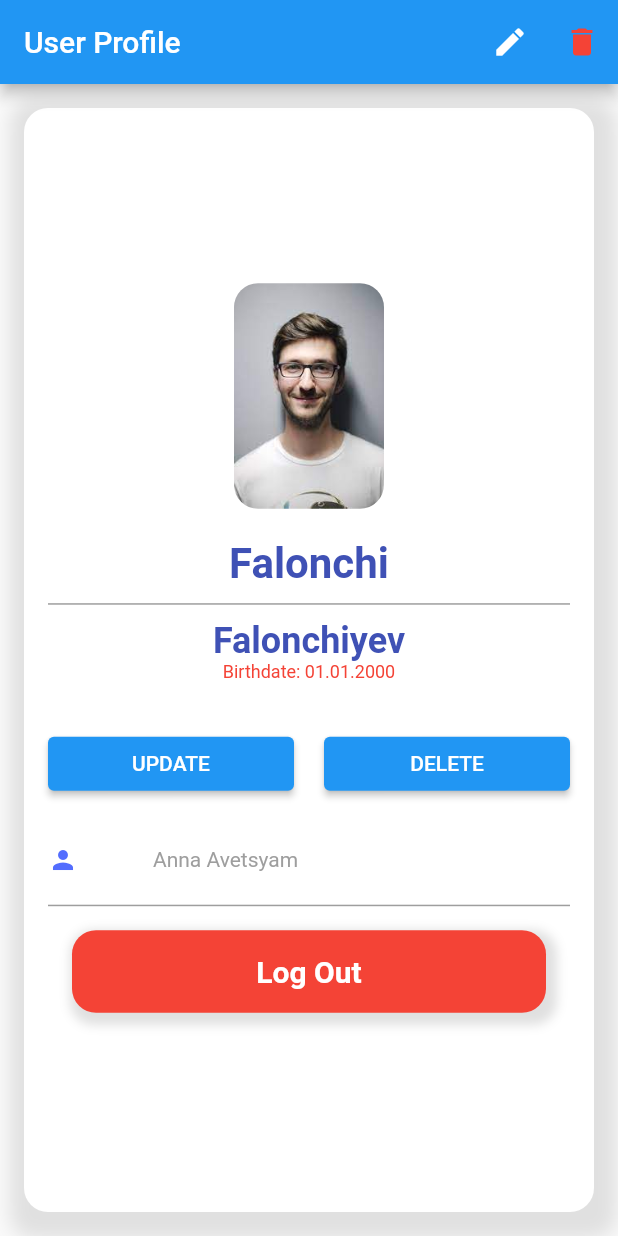
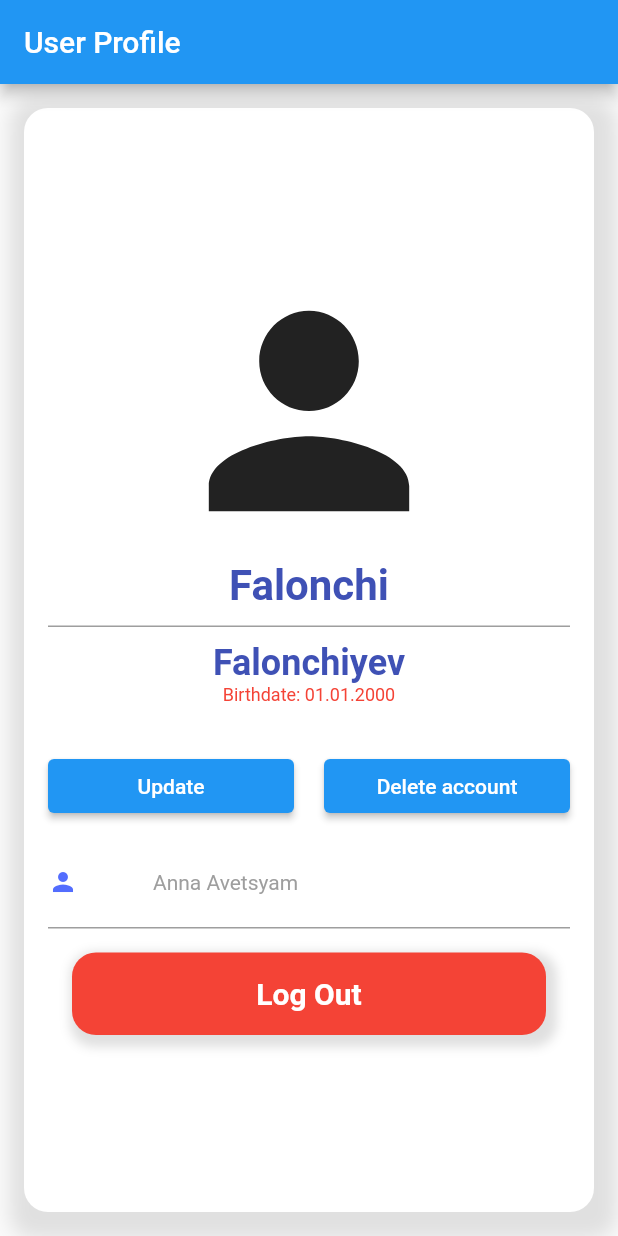
Before and after one commit to Abdusamad98/pdp_lessons, a Flutter app: the screen it shows after launch, on a phone screen of 412 x 824 dp. Run offline on Flutter 3.47's test engine with Material 2 defaults, Android fonts, the phone set to English and light mode, and no system bars.

Commit message:
first lesson code

```diff
--- a/lib/horizonat_buttons.dart
+++ /dev/null
@@ -1,32 +0,0 @@
-import 'package:flutter/material.dart';
-
-class HorizontalButtons extends StatelessWidget {
-  final String updateButtonText;
-  final String deleteButtonText;
-
-  const HorizontalButtons({
-    Key? key,
-    required this.deleteButtonText,
-    required this.updateButtonText,
-  }) : super(key: key);
-
-  @override
-  Widget build(BuildContext context) {
-    return Row(
-      children: [
-        Expanded(
-            child: ElevatedButton(
-          onPressed: () {},
-          child: Text(updateButtonText),
-        )),
-        SizedBox(width: 20),
-        Expanded(
-          child: ElevatedButton(
-            onPressed: () {},
-            child: Text(deleteButtonText),
-          ),
-        ),
-      ],
-    );
-  }
-}
--- a/lib/main.dart
+++ b/lib/main.dart
@@ -1,12 +1,129 @@
 import 'package:flutter/material.dart';
-import 'package:pdp_lessons/my_logout_button.dart';
-import 'package:pdp_lessons/profile_screen.dart';
 
 main() {
-  runApp(
-    MaterialApp(
-      debugShowCheckedModeBanner: false,
-      home: ProfileScreen(),
+  runApp(MaterialApp(
+    debugShowCheckedModeBanner: false,
+    home: Scaffold(
+      appBar: AppBar(
+        title: Text("User Profile"),
+      ),
+      body: Container(
+        margin: EdgeInsets.all(16),
+        padding: EdgeInsets.all(16),
+        width: double.infinity,
+        decoration: BoxDecoration(
+          color: Colors.white,
+          borderRadius: BorderRadius.circular(16),
+          boxShadow: [
+            BoxShadow(
+              blurRadius: 10,
+              spreadRadius: 12,
+              color: Colors.grey.shade300,
+              offset: Offset(3, 6),
+            )
+          ],
+        ),
+        child: Column(
+          mainAxisAlignment: MainAxisAlignment.center,
+          children: [
+            Icon(
+              Icons.person,
+              size: 200,
+            ),
+            Text(
+              "Falonchi",
+              style: TextStyle(
+                color: Colors.indigo,
+                fontSize: 28,
+                fontWeight: FontWeight.w700,
+              ),
+            ),
+            SizedBox(height: 10),
+            Container(height: 1, color: Colors.grey),
+            SizedBox(height: 10),
+            Text(
+              "Falonchiyev",
+              style: TextStyle(
+                color: Colors.indigo,
+                fontSize: 24,
+                fontWeight: FontWeight.w700,
+              ),
+            ),
+            Text(
+              "Birthdate: 01.01.2000",
+              style: TextStyle(
+                color: Colors.red,
+                fontSize: 12,
+              ),
+            ),
+            SizedBox(height: 30),
+            Row(
+              children: [
+                Expanded(
+                    child: ElevatedButton(
+                      onPressed: () {},
+                      child: Text("Update"),
+                    )),
+                SizedBox(width: 20),
+                Expanded(
+                  child: ElevatedButton(
+                    onPressed: () {},
+                    child: Text("Delete account"),
+                  ),
+                ),
+              ],
+            ),
+            SizedBox(height: 30),
+            Row(
+              children: [
+                Icon(
+                  Icons.person,
+                  size: 20,
+                  color: Colors.indigoAccent,
+                ),
+                SizedBox(width: 50),
+                Text(
+                  "Anna Avetsyam",
+                  style: TextStyle(
+                    color: Colors.grey,
+                    fontSize: 14,
+                    fontWeight: FontWeight.w400,
+                  ),
+                )
+              ],
+            ),
+            SizedBox(height: 20),
+            Container(height: 1, color: Colors.grey),
+            Container(
+              margin: EdgeInsets.all(16),
+              padding: EdgeInsets.all(16),
+              decoration: BoxDecoration(
+                color: Colors.red,
+                borderRadius: BorderRadius.circular(16),
+                boxShadow: [
+                  BoxShadow(
+                    blurRadius: 5,
+                    spreadRadius: 4,
+                    color: Colors.grey.shade300,
+                    offset: Offset(3, 4),
+                  )
+                ],
+              ),
+              child: Center(
+                child: Text(
+                  "Log Out",
+                  style: TextStyle(
+                    color: Colors.white,
+                    fontSize: 20,
+                    fontWeight: FontWeight.w700,
+                  ),
+                ),
+              ),
+            ),
+
+          ],
+        ),
+      ),
     ),
-  );
+  ));
 }
--- a/lib/my_logout_button.dart
+++ /dev/null
@@ -1,37 +0,0 @@
-import 'package:flutter/material.dart';
-
-
-
-class MyLogOutButton extends StatelessWidget {
-  const MyLogOutButton({Key? key}) : super(key: key);
-
-  @override
-  Widget build(BuildContext context) {
-    return  Container(
-      margin: EdgeInsets.all(16),
-      padding: EdgeInsets.all(16),
-      decoration: BoxDecoration(
-        color: Colors.red,
-        borderRadius: BorderRadius.circular(16),
-        boxShadow: [
-          BoxShadow(
-            blurRadius: 5,
-            spreadRadius: 4,
-            color: Colors.grey.shade300,
-            offset: Offset(3, 4),
-          )
-        ],
-      ),
-      child: Center(
-        child: Text(
-          "Log Out",
-          style: TextStyle(
-            color: Colors.white,
-            fontSize: 20,
-            fontWeight: FontWeight.w700,
-          ),
-        ),
-      ),
-    );
-  }
-}
--- a/lib/profile_screen.dart
+++ /dev/null
@@ -1,113 +0,0 @@
-import 'package:flutter/material.dart';
-import 'package:pdp_lessons/horizonat_buttons.dart';
-
-import 'my_logout_button.dart';
-
-class ProfileScreen extends StatelessWidget {
-  const ProfileScreen({Key? key}) : super(key: key);
-
-  @override
-  Widget build(BuildContext context) {
-    return Scaffold(
-      appBar: AppBar(
-        title: Text("User Profile"),
-        actions: [
-          IconButton(
-            onPressed: () {},
-            icon: const Icon(Icons.edit),
-          ),
-          IconButton(
-            onPressed: () {},
-            icon: const Icon(
-              Icons.delete,
-              color: Colors.red,
-            ),
-          ),
-        ],
-      ),
-      body: Container(
-        margin: EdgeInsets.all(16),
-        padding: EdgeInsets.all(16),
-        width: double.infinity,
-        decoration: BoxDecoration(
-          color: Colors.white,
-          borderRadius: BorderRadius.circular(16),
-          boxShadow: [
-            BoxShadow(
-              blurRadius: 10,
-              spreadRadius: 12,
-              color: Colors.grey.shade300,
-              offset: Offset(3, 6),
-            )
-          ],
-        ),
-        child: Column(
-          mainAxisAlignment: MainAxisAlignment.center,
-          children: [
-            ClipRRect(
-              borderRadius: BorderRadius.circular(16),
-              child: Image.asset(
-                "assets/images/download.jpeg",
-                width: 100,
-              ),
-            ),
-            const SizedBox(height: 20),
-            Text(
-              "Falonchi",
-              style: TextStyle(
-                color: Colors.indigo,
-                fontSize: 28,
-                fontWeight: FontWeight.w700,
-              ),
-            ),
-            SizedBox(height: 10),
-            Container(height: 1, color: Colors.grey),
-            SizedBox(height: 10),
-            Text(
-              "Falonchiyev",
-              style: TextStyle(
-                color: Colors.indigo,
-                fontSize: 24,
-                fontWeight: FontWeight.w700,
-              ),
-            ),
-            Text(
-              "Birthdate: 01.01.2000",
-              style: TextStyle(
-                color: Colors.red,
-                fontSize: 12,
-              ),
-            ),
-            SizedBox(height: 30),
-            HorizontalButtons(
-              deleteButtonText: "DELETE",
-              updateButtonText: "UPDATE",
-            ),
-            SizedBox(height: 30),
-            Row(
-              children: [
-                Icon(
-                  Icons.person,
-                  size: 20,
-                  color: Colors.indigoAccent,
-                ),
-                SizedBox(width: 50),
-                Text(
-                  "Anna Avetsyam",
-                  style: TextStyle(
-                    color: Colors.grey,
-                    fontSize: 14,
-                    fontWeight: FontWeight.w400,
-                  ),
-                )
-              ],
-            ),
-            SizedBox(height: 20),
-            Container(height: 1, color: Colors.grey),
-            MyLogOutButton()
-          ],
-        ),
-      ),
-    );
-  }
-}
```
